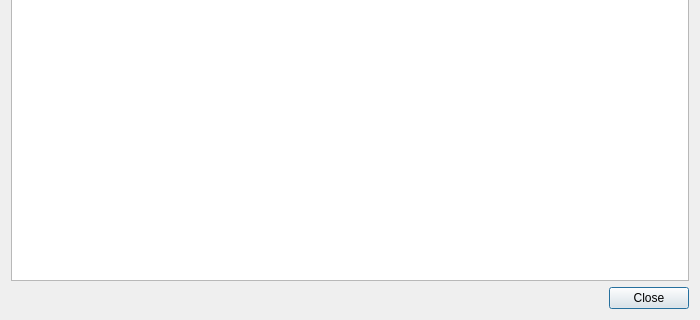
Old version of the form src/dialogs/thumbnaildialog.ui in the repository classicimageviewer/ClassicImageViewer; both pictures show x 0 to 700 and y 180 to 500 of the 700 by 500 pixel window.
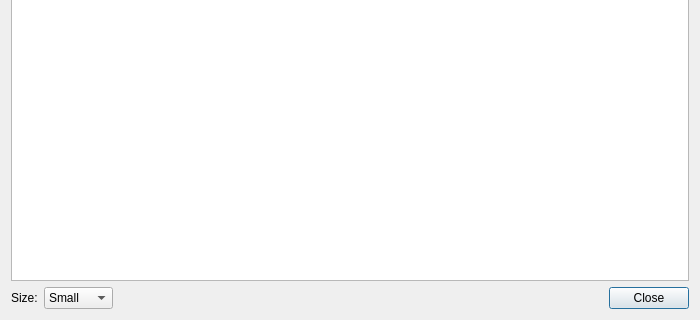
New version of the form.

Commit message: ThumbnailDialog: selectable thumbnail size; increase cache size lower limit

What changed in the file:
```diff
--- a/src/dialogs/thumbnaildialog.ui
+++ b/src/dialogs/thumbnaildialog.ui
@@ -17,16 +17,6 @@
    <string>Thumbnail</string>
   </property>
   <layout class="QGridLayout" name="gridLayout_2">
-   <item row="1" column="0">
-    <widget class="QDialogButtonBox" name="buttonBox">
-     <property name="orientation">
-      <enum>Qt::Horizontal</enum>
-     </property>
-     <property name="standardButtons">
-      <set>QDialogButtonBox::Close</set>
-     </property>
-    </widget>
-   </item>
    <item row="0" column="0">
     <layout class="QGridLayout" name="gridLayout">
      <item row="0" column="0">
@@ -59,6 +49,46 @@
      </item>
     </layout>
    </item>
+   <item row="1" column="0">
+    <layout class="QHBoxLayout" name="horizontalLayout">
+     <item>
+      <widget class="QLabel" name="labelThumbnailSize">
+       <property name="text">
+        <string>Size:</string>
+       </property>
+      </widget>
+     </item>
+     <item>
+      <widget class="QComboBox" name="comboBoxThumbnailSize">
+       <item>
+        <property name="text">
+         <string>Small</string>
+        </property>
+       </item>
+       <item>
+        <property name="text">
+         <string>Normal</string>
+        </property>
+       </item>
+       <item>
+        <property name="text">
+         <string>Large</string>
+        </property>
+       </item>
+      </widget>
+     </item>
+     <item>
+      <widget class="QDialogButtonBox" name="buttonBox">
+       <property name="orientation">
+        <enum>Qt::Horizontal</enum>
+       </property>
+       <property name="standardButtons">
+        <set>QDialogButtonBox::Close</set>
+       </property>
+      </widget>
+     </item>
+    </layout>
+   </item>
   </layout>
  </widget>
  <resources/>
```
The commit also changes 3 other files.
